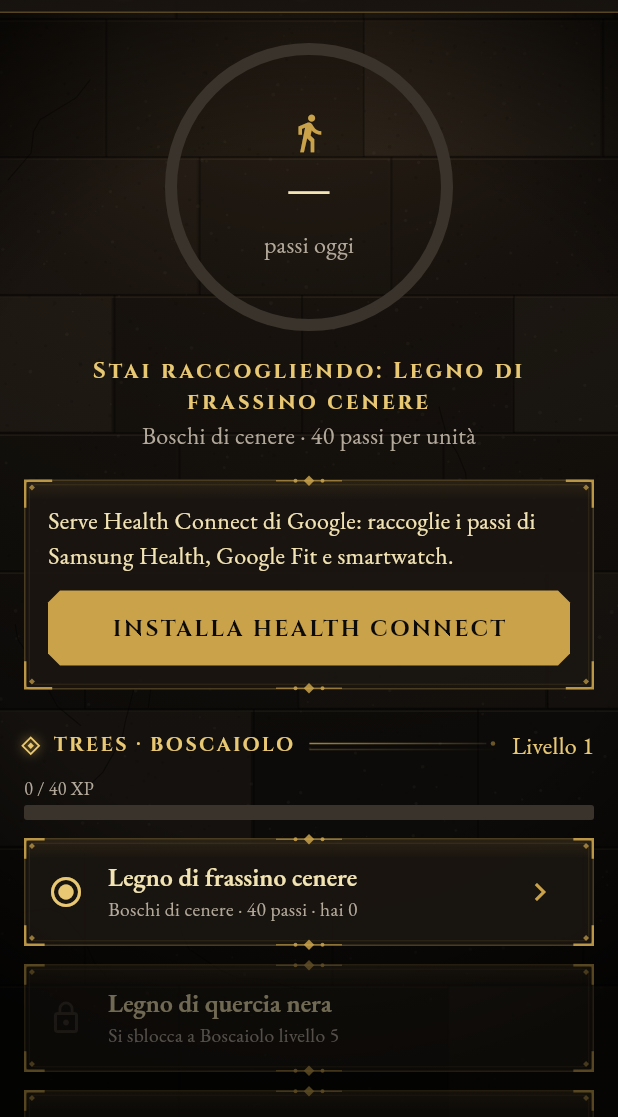
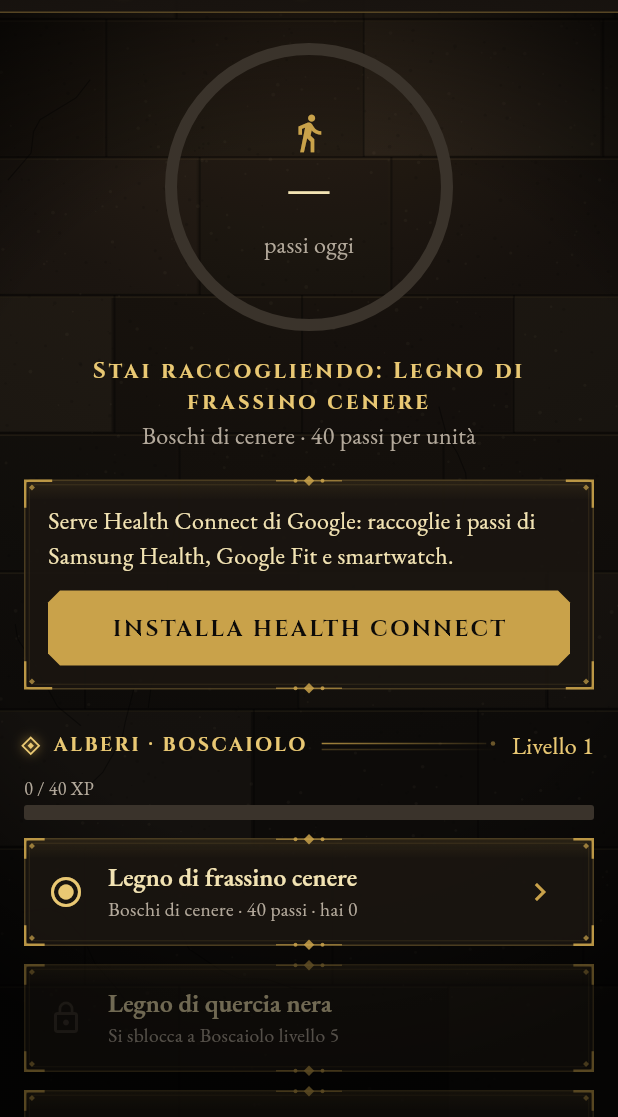
Before and after one commit to claudiotonello26-prog/Creazione-Gioco-RPG-, a Flutter app: the WalkScreen screen opened directly, on a phone screen of 412 x 824 dp, the part 119-1236 px from its top. Run offline on Flutter 3.47's test engine with Material 3 defaults, Android fonts, the phone set to English and light mode, and no system bars; our stand-ins replace camera, shared_preferences; missing offline and left inert: flame, google_mlkit_pose_detection, health; accounts and stored records are empty.

Commit message:
Raccolta: Alberi e Minerali tradotti
Co-Authored-By: Claude Opus 5.5 (1M context) <noreply@anthropic.com>
Claude-Session: https://claude.ai/code/session_017sTFyQLDPW4jjGMuefHvTS

```diff
--- a/lib/core/i18n.dart
+++ b/lib/core/i18n.dart
@@ -16,6 +16,8 @@ Lang appLang = Lang.it;
 
 const Map<String, String> _it = {
   // Abilità di combattimento.
+  'Trees': 'Alberi',
+  'Ores': 'Minerali',
   'Attack': 'Attacco',
   'Defence': 'Difesa',
   'Magic': 'Magia',
```
